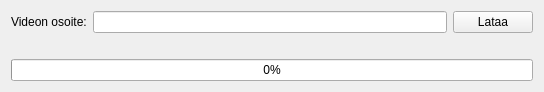
Before: the Qt Designer form MainWindow.ui in hekkup/yle-downloader-gui, drawn with Qt 5.
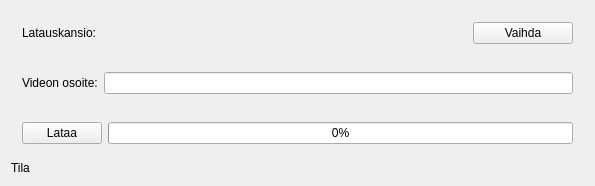
After: the same form once the commit is applied.

What changed in the file:
```diff
--- a/MainWindow.ui
+++ b/MainWindow.ui
@@ -6,24 +6,45 @@
    <rect>
     <x>0</x>
     <y>0</y>
-    <width>544</width>
-    <height>77</height>
+    <width>595</width>
+    <height>126</height>
    </rect>
   </property>
-  <property name="minimumSize">
-   <size>
-    <width>353</width>
-    <height>0</height>
-   </size>
-  </property>
   <property name="windowTitle">
    <string>MainWindow</string>
   </property>
   <widget class="QWidget" name="centralWidget">
    <layout class="QVBoxLayout" name="verticalLayout">
     <item>
+     <widget class="QWidget" name="destDirWidget" native="true">
      <layout class="QHBoxLayout" name="horizontalLayout">
       <item>
+        <widget class="QLabel" name="destDirLabel">
+         <property name="text">
+          <string>Latauskansio:</string>
+         </property>
+        </widget>
+       </item>
+       <item>
+        <widget class="QPushButton" name="destDirButton">
+         <property name="maximumSize">
+          <size>
+           <width>100</width>
+           <height>16777215</height>
+          </size>
+         </property>
+         <property name="text">
+          <string>Vaihda</string>
+         </property>
+        </widget>
+       </item>
+      </layout>
+     </widget>
+    </item>
+    <item>
+     <widget class="QWidget" name="urlWidget" native="true">
+      <layout class="QHBoxLayout" name="horizontalLayout_2">
+       <item>
        <widget class="QLabel" name="urlLabel">
         <property name="text">
          <string>Videon osoite:</string>
@@ -33,6 +54,12 @@
       <item>
        <widget class="QLineEdit" name="urlEdit"/>
       </item>
+      </layout>
+     </widget>
+    </item>
+    <item>
+     <widget class="QWidget" name="downloadWidget" native="true">
+      <layout class="QHBoxLayout" name="horizontalLayout_3">
       <item>
        <widget class="QPushButton" name="downloadButton">
         <property name="text">
@@ -40,19 +67,20 @@
         </property>
        </widget>
       </item>
-     </layout>
-    </item>
-    <item>
-     <widget class="QLabel" name="statusLabel">
-      <property name="text">
-       <string/>
-      </property>
-     </widget>
-    </item>
     <item>
      <widget class="QProgressBar" name="progressBar">
       <property name="value">
        <number>0</number>
+         </property>
+        </widget>
+       </item>
+      </layout>
+     </widget>
+    </item>
+    <item>
+     <widget class="QLabel" name="statusLabel">
+      <property name="text">
+       <string>Tila</string>
       </property>
      </widget>
     </item>
```
Lines whose indentation alone changed are shown as unchanged.
